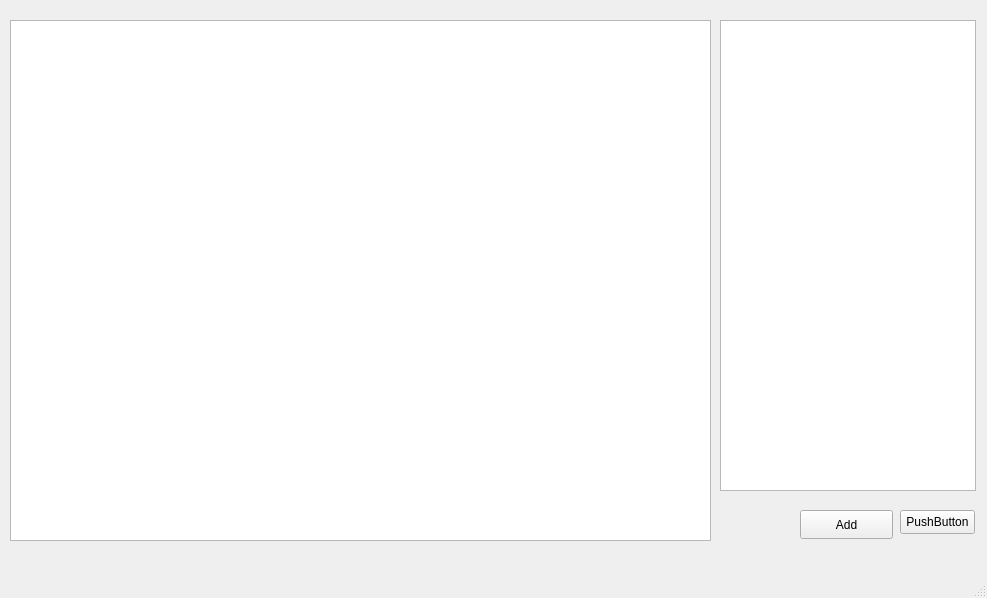
Before: the Qt Designer form mainwindow.ui in fdpn149/ProjectEquationDrawing, drawn with Qt 5.
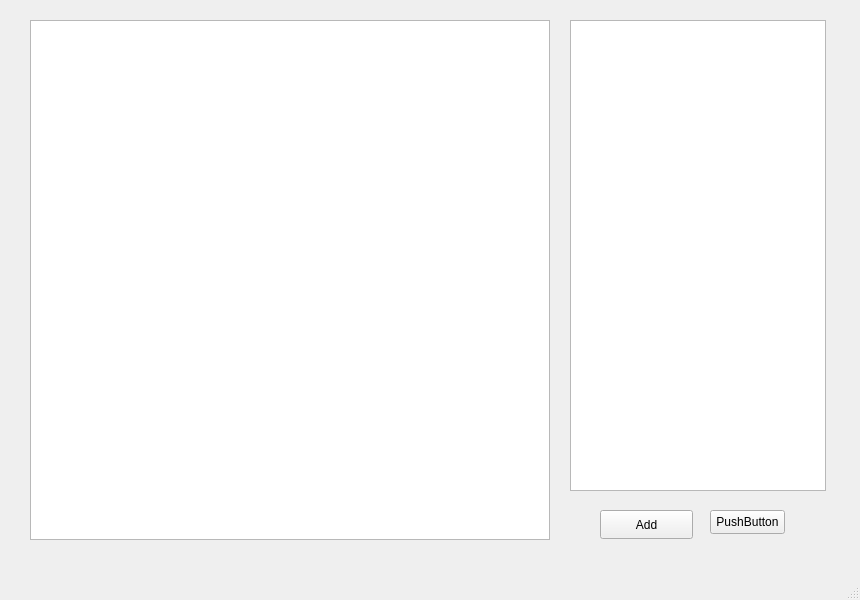
After: the same form once the commit is applied. Custom widgets are drawn as their Qt base class.

Patch:
```diff
--- a/mainwindow.ui
+++ b/mainwindow.ui
@@ -6,42 +6,24 @@
    <rect>
     <x>0</x>
     <y>0</y>
-    <width>987</width>
-    <height>598</height>
+    <width>860</width>
+    <height>600</height>
    </rect>
   </property>
+  <property name="maximumSize">
+   <size>
+    <width>860</width>
+    <height>16777215</height>
+   </size>
+  </property>
   <property name="windowTitle">
    <string>MainWindow</string>
   </property>
   <widget class="QWidget" name="centralwidget">
-   <widget class="QWidget" name="horizontalLayoutWidget">
-    <property name="geometry">
-     <rect>
-      <x>10</x>
-      <y>20</y>
-      <width>701</width>
-      <height>521</height>
-     </rect>
-    </property>
-    <layout class="QHBoxLayout" name="horizontalLayout_2">
-     <item>
-      <widget class="QTextBrowser" name="textBrowser">
-       <property name="html">
-        <string>&lt;!DOCTYPE HTML PUBLIC &quot;-//W3C//DTD HTML 4.0//EN&quot; &quot;http://www.w3.org/TR/REC-html40/strict.dtd&quot;&gt;
-&lt;html&gt;&lt;head&gt;&lt;meta name=&quot;qrichtext&quot; content=&quot;1&quot; /&gt;&lt;meta charset=&quot;utf-8&quot; /&gt;&lt;style type=&quot;text/css&quot;&gt;
-p, li { white-space: pre-wrap; }
-hr { height: 1px; border-width: 0; }
-&lt;/style&gt;&lt;/head&gt;&lt;body style=&quot; font-family:'Microsoft JhengHei UI'; font-size:9pt; font-weight:400; font-style:normal;&quot;&gt;
-&lt;p style=&quot;-qt-paragraph-type:empty; margin-top:0px; margin-bottom:0px; margin-left:0px; margin-right:0px; -qt-block-indent:0; text-indent:0px;&quot;&gt;&lt;br /&gt;&lt;/p&gt;&lt;/body&gt;&lt;/html&gt;</string>
-       </property>
-      </widget>
-     </item>
-    </layout>
-   </widget>
    <widget class="QListWidget" name="listWidget">
     <property name="geometry">
      <rect>
-      <x>720</x>
+      <x>570</x>
       <y>20</y>
       <width>256</width>
       <height>471</height>
@@ -54,7 +36,7 @@
    <widget class="QPushButton" name="addButton">
     <property name="geometry">
      <rect>
-      <x>800</x>
+      <x>600</x>
       <y>510</y>
       <width>93</width>
       <height>29</height>
@@ -67,7 +49,7 @@
    <widget class="QPushButton" name="pushButton">
     <property name="geometry">
      <rect>
-      <x>900</x>
+      <x>710</x>
       <y>510</y>
       <width>75</width>
       <height>24</height>
@@ -77,6 +59,22 @@
      <string>PushButton</string>
     </property>
    </widget>
+   <widget class="GraphicsView" name="graphicsView">
+    <property name="geometry">
+     <rect>
+      <x>30</x>
+      <y>20</y>
+      <width>520</width>
+      <height>520</height>
+     </rect>
+    </property>
+    <property name="verticalScrollBarPolicy">
+     <enum>Qt::ScrollBarAlwaysOff</enum>
+    </property>
+    <property name="horizontalScrollBarPolicy">
+     <enum>Qt::ScrollBarAlwaysOff</enum>
+    </property>
+   </widget>
   </widget>
   <widget class="QMenuBar" name="menubar">
    <property name="geometry">
@@ -90,6 +88,13 @@
   </widget>
   <widget class="QStatusBar" name="statusbar"/>
  </widget>
+ <customwidgets>
+  <customwidget>
+   <class>GraphicsView</class>
+   <extends>QGraphicsView</extends>
+   <header location="global">graphicsview.h</header>
+  </customwidget>
+ </customwidgets>
  <resources/>
  <connections/>
 </ui>
```
Left out of the diff: 4 changed lines with no effect on the pictures.
